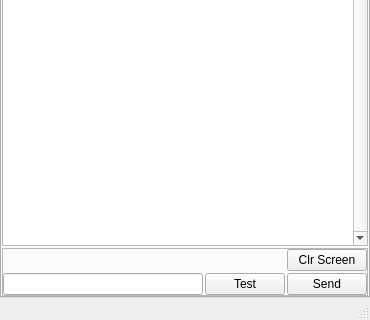
Above: src/mainwindow.ui from cyberlord8/ChesterTheChat before the change; both pictures show x 0 to 370 and y 374 to 694 of the 370 by 694 pixel window. Below: the same form after it.
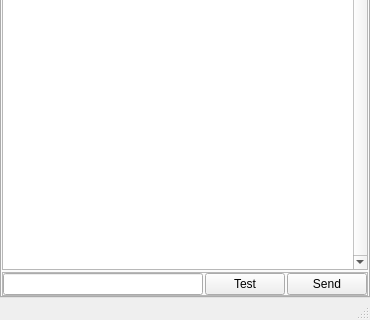
That is the form after the change. The open tabs and pages were chosen to show the change.

The edit to the form file:
```diff
--- a/src/mainwindow.ui
+++ b/src/mainwindow.ui
@@ -97,33 +97,6 @@
            <property name="bottomMargin">
             <number>0</number>
            </property>
-           <item>
-            <layout class="QHBoxLayout" name="horizontalLayout_2">
-             <item>
-              <spacer name="horizontalSpacer">
-               <property name="orientation">
-                <enum>Qt::Orientation::Horizontal</enum>
-               </property>
-               <property name="sizeHint" stdset="0">
-                <size>
-                 <width>40</width>
-                 <height>20</height>
-                </size>
-               </property>
-              </spacer>
-             </item>
-             <item>
-              <widget class="QPushButton" name="pushButtonClear">
-               <property name="toolTip">
-                <string>Clears the window (does not delete messages from database)</string>
-               </property>
-               <property name="text">
-                <string>Clr Screen</string>
-               </property>
-              </widget>
-             </item>
-            </layout>
-           </item>
            <item>
             <layout class="QHBoxLayout" name="horizontalLayout">
              <item>
```
Left out of the diff: 19 changed lines with no effect on the pictures.
